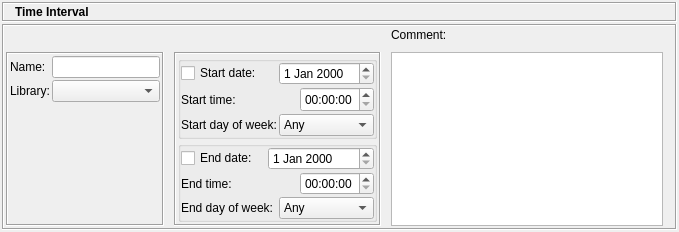
Qt form src/gui/timedialog_q.ui (fwbuilder/fwbuilder) before a commit.
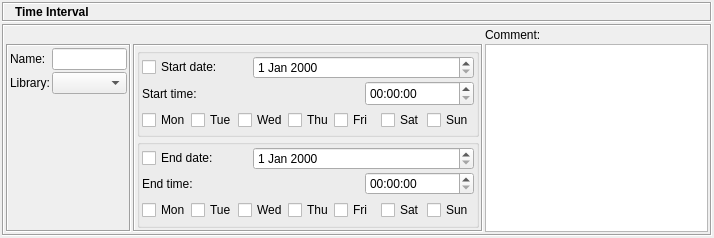
The same form after that commit. Icons and pictures are not drawn.

```diff
--- a/src/gui/timedialog_q.ui
+++ b/src/gui/timedialog_q.ui
@@ -8,8 +8,8 @@
    <rect>
     <x>0</x>
     <y>0</y>
-    <width>679</width>
-    <height>200</height>
+    <width>714</width>
+    <height>238</height>
    </rect>
   </property>
   <property name="windowTitle" >
@@ -147,270 +147,12 @@
          <number>2</number>
         </property>
         <property name="horizontalSpacing" >
-         <number>10</number>
+         <number>2</number>
         </property>
         <property name="verticalSpacing" >
-         <number>10</number>
+         <number>2</number>
         </property>
-        <item row="1" column="1" >
-         <widget class="QFrame" name="frame18" >
-          <property name="frameShape" >
-           <enum>QFrame::Box</enum>
-          </property>
-          <property name="frameShadow" >
-           <enum>QFrame::Sunken</enum>
-          </property>
-          <layout class="QVBoxLayout" >
-           <property name="spacing" >
-            <number>2</number>
-           </property>
-           <property name="leftMargin" >
-            <number>2</number>
-           </property>
-           <property name="topMargin" >
-            <number>2</number>
-           </property>
-           <property name="rightMargin" >
-            <number>2</number>
-           </property>
-           <property name="bottomMargin" >
-            <number>2</number>
-           </property>
-           <item>
-            <widget class="QGroupBox" name="groupBox2" >
-             <property name="title" >
-              <string/>
-             </property>
-             <layout class="QGridLayout" >
-              <property name="leftMargin" >
-               <number>0</number>
-              </property>
-              <property name="topMargin" >
-               <number>0</number>
-              </property>
-              <property name="rightMargin" >
-               <number>0</number>
-              </property>
-              <property name="bottomMargin" >
-               <number>0</number>
-              </property>
-              <property name="horizontalSpacing" >
-               <number>2</number>
-              </property>
-              <property name="verticalSpacing" >
-               <number>2</number>
-              </property>
-              <item row="0" column="2" colspan="2" >
-               <widget class="QDateEdit" name="startDate" >
-                <property name="date" >
-                 <date>
-                  <year>2000</year>
-                  <month>1</month>
-                  <day>1</day>
-                 </date>
-                </property>
-               </widget>
-              </item>
-              <item row="1" column="3" >
-               <widget class="QTimeEdit" name="startTime" >
-                <property name="minimumSize" >
-                 <size>
-                  <width>0</width>
-                  <height>25</height>
-                 </size>
-                </property>
-               </widget>
-              </item>
-              <item row="2" column="2" colspan="2" >
-               <widget class="QComboBox" name="startDOW" >
-                <item>
-                 <property name="text" >
-                  <string>Any</string>
-                 </property>
-                </item>
-                <item>
-                 <property name="text" >
-                  <string>Sunday</string>
-                 </property>
-                </item>
-                <item>
-                 <property name="text" >
-                  <string>Monday</string>
-                 </property>
-                </item>
-                <item>
-                 <property name="text" >
-                  <string>Tuesday</string>
-                 </property>
-                </item>
-                <item>
-                 <property name="text" >
-                  <string>Wednesday</string>
-                 </property>
-                </item>
-                <item>
-                 <property name="text" >
-                  <string>Thursday</string>
-                 </property>
-                </item>
-                <item>
-                 <property name="text" >
-                  <string>Friday</string>
-                 </property>
-                </item>
-                <item>
-                 <property name="text" >
-                  <string>Saturday</string>
-                 </property>
-                </item>
-               </widget>
-              </item>
-              <item row="2" column="0" colspan="2" >
-               <widget class="QLabel" name="textLabel3" >
-                <property name="text" >
-                 <string>Start day of week:</string>
-                </property>
-                <property name="wordWrap" >
-                 <bool>false</bool>
-                </property>
-               </widget>
-              </item>
-              <item row="1" column="0" colspan="3" >
-               <widget class="QLabel" name="textLabel1_3" >
-                <property name="text" >
-                 <string>Start time:</string>
-                </property>
-                <property name="wordWrap" >
-                 <bool>false</bool>
-                </property>
-               </widget>
-              </item>
-              <item row="0" column="0" >
-               <widget class="QCheckBox" name="useStartDate" >
-                <property name="text" >
-                 <string>Start date:</string>
-                </property>
-               </widget>
-              </item>
-             </layout>
-            </widget>
-           </item>
-           <item>
-            <widget class="QGroupBox" name="groupBox1" >
-             <property name="title" >
-              <string/>
-             </property>
-             <layout class="QGridLayout" >
-              <property name="leftMargin" >
-               <number>0</number>
-              </property>
-              <property name="topMargin" >
-               <number>0</number>
-              </property>
-              <property name="rightMargin" >
-               <number>0</number>
-              </property>
-              <property name="bottomMargin" >
-               <number>0</number>
-              </property>
-              <property name="horizontalSpacing" >
-               <number>2</number>
-              </property>
-              <property name="verticalSpacing" >
-               <number>2</number>
-              </property>
-              <item row="1" column="4" >
-               <widget class="QTimeEdit" name="endTime" />
-              </item>
-              <item row="0" column="2" colspan="3" >
-               <widget class="QDateEdit" name="endDate" >
-                <property name="date" >
-                 <date>
-                  <year>2000</year>
-                  <month>1</month>
-                  <day>1</day>
-                 </date>
-                </property>
-               </widget>
-              </item>
-              <item row="0" column="0" >
-               <widget class="QCheckBox" name="useEndDate" >
-                <property name="text" >
-                 <string>End date:</string>
-                </property>
-               </widget>
-              </item>
-              <item row="1" column="0" colspan="4" >
-               <widget class="QLabel" name="textLabel1_3_2" >
-                <property name="text" >
-                 <string>End time:</string>
-                </property>
-                <property name="wordWrap" >
-                 <bool>false</bool>
-                </property>
-               </widget>
-              </item>
-              <item row="2" column="3" colspan="2" >
-               <widget class="QComboBox" name="endDOW" >
-                <item>
-                 <property name="text" >
-                  <string>Any</string>
-                 </property>
-                </item>
-                <item>
-                 <property name="text" >
-                  <string>Sunday</string>
-                 </property>
-                </item>
-                <item>
-                 <property name="text" >
-                  <string>Monday</string>
-                 </property>
-                </item>
-                <item>
-                 <property name="text" >
-                  <string>Tuesday</string>
-                 </property>
-                </item>
-                <item>
-                 <property name="text" >
-                  <string>Wednesday</string>
-                 </property>
-                </item>
-                <item>
-                 <property name="text" >
-                  <string>Thursday</string>
-                 </property>
-                </item>
-                <item>
-                 <property name="text" >
-                  <string>Friday</string>
-                 </property>
-                </item>
-                <item>
-                 <property name="text" >
-                  <string>Saturday</string>
-                 </property>
-                </item>
-               </widget>
-              </item>
-              <item row="2" column="0" colspan="3" >
-               <widget class="QLabel" name="textLabel3_2" >
-                <property name="text" >
-                 <string>End day of week:</string>
-                </property>
-                <property name="wordWrap" >
-                 <bool>false</bool>
-                </property>
-               </widget>
-              </item>
-             </layout>
-            </widget>
-           </item>
-          </layout>
-         </widget>
-        </item>
-        <item row="0" column="2" colspan="2" >
+        <item row="0" column="2" >
          <widget class="QLabel" name="textLabel2" >
           <property name="text" >
            <string>Comment:</string>
@@ -506,6 +248,320 @@
           </layout>
          </widget>
         </item>
+        <item row="1" column="1" >
+         <widget class="QFrame" name="frame18" >
+          <property name="minimumSize" >
+           <size>
+            <width>350</width>
+            <height>16</height>
+           </size>
+          </property>
+          <property name="frameShape" >
+           <enum>QFrame::Box</enum>
+          </property>
+          <property name="frameShadow" >
+           <enum>QFrame::Sunken</enum>
+          </property>
+          <layout class="QVBoxLayout" >
+           <property name="spacing" >
+            <number>2</number>
+           </property>
+           <property name="leftMargin" >
+            <number>2</number>
+           </property>
+           <property name="topMargin" >
+            <number>2</number>
+           </property>
+           <property name="rightMargin" >
+            <number>2</number>
+           </property>
+           <property name="bottomMargin" >
+            <number>2</number>
+           </property>
+           <item>
+            <widget class="QGroupBox" name="groupBox2" >
+             <property name="title" >
+              <string/>
+             </property>
+             <layout class="QGridLayout" >
+              <property name="leftMargin" >
+               <number>2</number>
+              </property>
+              <property name="topMargin" >
+               <number>2</number>
+              </property>
+              <property name="rightMargin" >
+               <number>2</number>
+              </property>
+              <property name="bottomMargin" >
+               <number>2</number>
+              </property>
+              <property name="horizontalSpacing" >
+               <number>2</number>
+              </property>
+              <property name="verticalSpacing" >
+               <number>2</number>
+              </property>
+              <item row="0" column="0" >
+               <widget class="QCheckBox" name="useStartDate" >
+                <property name="text" >
+                 <string>Start date:</string>
+                </property>
+               </widget>
+              </item>
+              <item row="0" column="1" colspan="2" >
+               <widget class="QDateEdit" name="startDate" >
+                <property name="date" >
+                 <date>
+                  <year>2000</year>
+                  <month>1</month>
+                  <day>1</day>
+                 </date>
+                </property>
+               </widget>
+              </item>
+              <item row="1" column="0" colspan="2" >
+               <widget class="QLabel" name="textLabel1_3" >
+                <property name="text" >
+                 <string>Start time:</string>
+                </property>
+                <property name="wordWrap" >
+                 <bool>false</bool>
+                </property>
+               </widget>
+              </item>
+              <item row="1" column="2" >
+               <widget class="QTimeEdit" name="startTime" >
+                <property name="minimumSize" >
+                 <size>
+                  <width>0</width>
+                  <height>25</height>
+                 </size>
+                </property>
+               </widget>
+              </item>
+              <item row="2" column="0" colspan="3" >
+               <widget class="QFrame" name="frame" >
+                <property name="frameShape" >
+                 <enum>QFrame::NoFrame</enum>
+                </property>
+                <property name="frameShadow" >
+                 <enum>QFrame::Raised</enum>
+                </property>
+                <layout class="QGridLayout" >
+                 <property name="leftMargin" >
+                  <number>0</number>
+                 </property>
+                 <property name="topMargin" >
+                  <number>0</number>
+                 </property>
+                 <property name="rightMargin" >
+                  <number>0</number>
+                 </property>
+                 <property name="bottomMargin" >
+                  <number>0</number>
+                 </property>
+                 <property name="horizontalSpacing" >
+                  <number>0</number>
+                 </property>
+                 <property name="verticalSpacing" >
+                  <number>0</number>
+                 </property>
+                 <item row="0" column="0" >
+                  <widget class="QCheckBox" name="cbStart1" >
+                   <property name="text" >
+                    <string>Mon</string>
+                   </property>
+                  </widget>
+                 </item>
+                 <item row="0" column="1" >
+                  <widget class="QCheckBox" name="cbStart2" >
+                   <property name="text" >
+                    <string>Tue</string>
+                   </property>
+                  </widget>
+                 </item>
+                 <item row="0" column="2" >
+                  <widget class="QCheckBox" name="cbStart3" >
+                   <property name="text" >
+                    <string>Wed</string>
+                   </property>
+                  </widget>
+                 </item>
+                 <item row="0" column="3" >
+                  <widget class="QCheckBox" name="cbStart4" >
+                   <property name="text" >
+                    <string>Thu</string>
+                   </property>
+                  </widget>
+                 </item>
+                 <item row="0" column="4" >
+                  <widget class="QCheckBox" name="cbStart5" >
+                   <property name="text" >
+                    <string>Fri</string>
+                   </property>
+                  </widget>
+                 </item>
+                 <item row="0" column="5" >
+                  <widget class="QCheckBox" name="cbStart6" >
+                   <property name="text" >
+                    <string>Sat</string>
+                   </property>
+                  </widget>
+                 </item>
+                 <item row="0" column="6" >
+                  <widget class="QCheckBox" name="cbStart7" >
+                   <property name="text" >
+                    <string>Sun</string>
+                   </property>
+                  </widget>
+                 </item>
+                </layout>
+               </widget>
+              </item>
+             </layout>
+            </widget>
+           </item>
+           <item>
+            <widget class="QGroupBox" name="groupBox1" >
+             <property name="title" >
+              <string/>
+             </property>
+             <layout class="QGridLayout" >
+              <property name="leftMargin" >
+               <number>2</number>
+              </property>
+              <property name="topMargin" >
+               <number>2</number>
+              </property>
+              <property name="rightMargin" >
+               <number>2</number>
+              </property>
+              <property name="bottomMargin" >
+               <number>2</number>
+              </property>
+              <property name="horizontalSpacing" >
+               <number>2</number>
+              </property>
+              <property name="verticalSpacing" >
+               <number>2</number>
+              </property>
+              <item row="0" column="0" >
+               <widget class="QCheckBox" name="useEndDate" >
+                <property name="text" >
+                 <string>End date:</string>
+                </property>
+               </widget>
+              </item>
+              <item row="0" column="1" colspan="2" >
+               <widget class="QDateEdit" name="endDate" >
+                <property name="date" >
+                 <date>
+                  <year>2000</year>
+                  <month>1</month>
+                  <day>1</day>
+                 </date>
+                </property>
+               </widget>
+              </item>
+              <item row="1" column="0" colspan="2" >
+               <widget class="QLabel" name="textLabel1_3_2" >
+                <property name="text" >
+                 <string>End time:</string>
+                </property>
+                <property name="wordWrap" >
+                 <bool>false</bool>
+                </property>
+               </widget>
+              </item>
+              <item row="1" column="2" >
+               <widget class="QTimeEdit" name="endTime" />
+              </item>
+              <item row="2" column="0" colspan="3" >
+               <widget class="QFrame" name="frame_2" >
+                <property name="frameShape" >
+                 <enum>QFrame::NoFrame</enum>
+                </property>
+                <property name="frameShadow" >
+                 <enum>QFrame::Raised</enum>
+                </property>
+                <layout class="QGridLayout" >
+                 <property name="leftMargin" >
+                  <number>0</number>
+                 </property>
+                 <property name="topMargin" >
+                  <number>0</number>
+                 </property>
+                 <property name="rightMargin" >
+                  <number>0</number>
+                 </property>
+                 <property name="bottomMargin" >
+                  <number>0</number>
+                 </property>
+                 <property name="horizontalSpacing" >
+                  <number>0</number>
+                 </property>
+                 <property name="verticalSpacing" >
+                  <number>0</number>
+                 </property>
+                 <item row="0" column="0" >
+                  <widget class="QCheckBox" name="cbStop1" >
+                   <property name="text" >
+                    <string>Mon</string>
+                   </property>
+                  </widget>
+                 </item>
+                 <item row="0" column="1" >
+                  <widget class="QCheckBox" name="cbStop2" >
+                   <property name="text" >
+                    <string>Tue</string>
+                   </property>
+                  </widget>
+                 </item>
+                 <item row="0" column="2" >
+                  <widget class="QCheckBox" name="cbStop3" >
+                   <property name="text" >
+                    <string>Wed</string>
+                   </property>
+                  </widget>
+                 </item>
+                 <item row="0" column="3" >
+                  <widget class="QCheckBox" name="cbStop4" >
+                   <property name="text" >
+                    <string>Thu</string>
+                   </property>
+                  </widget>
+                 </item>
+                 <item row="0" column="4" >
+                  <widget class="QCheckBox" name="cbStop5" >
+                   <property name="text" >
+                    <string>Fri</string>
+                   </property>
+                  </widget>
+                 </item>
+                 <item row="0" column="5" >
+                  <widget class="QCheckBox" name="cbStop6" >
+                   <property name="text" >
+                    <string>Sat</string>
+                   </property>
+                  </widget>
+                 </item>
+                 <item row="0" column="6" >
+                  <widget class="QCheckBox" name="cbStop7" >
+                   <property name="text" >
+                    <string>Sun</string>
+                   </property>
+                  </widget>
+                 </item>
+                </layout>
+               </widget>
+              </item>
+             </layout>
+            </widget>
+           </item>
+          </layout>
+         </widget>
+        </item>
         <item row="1" column="2" >
          <widget class="QTextEdit" name="comment" >
           <property name="sizePolicy" >
@@ -516,7 +572,7 @@
           </property>
           <property name="minimumSize" >
            <size>
-            <width>200</width>
+            <width>50</width>
             <height>0</height>
            </size>
           </property>
```
Left out of the diff: 292 changed lines with no effect on the pictures.
